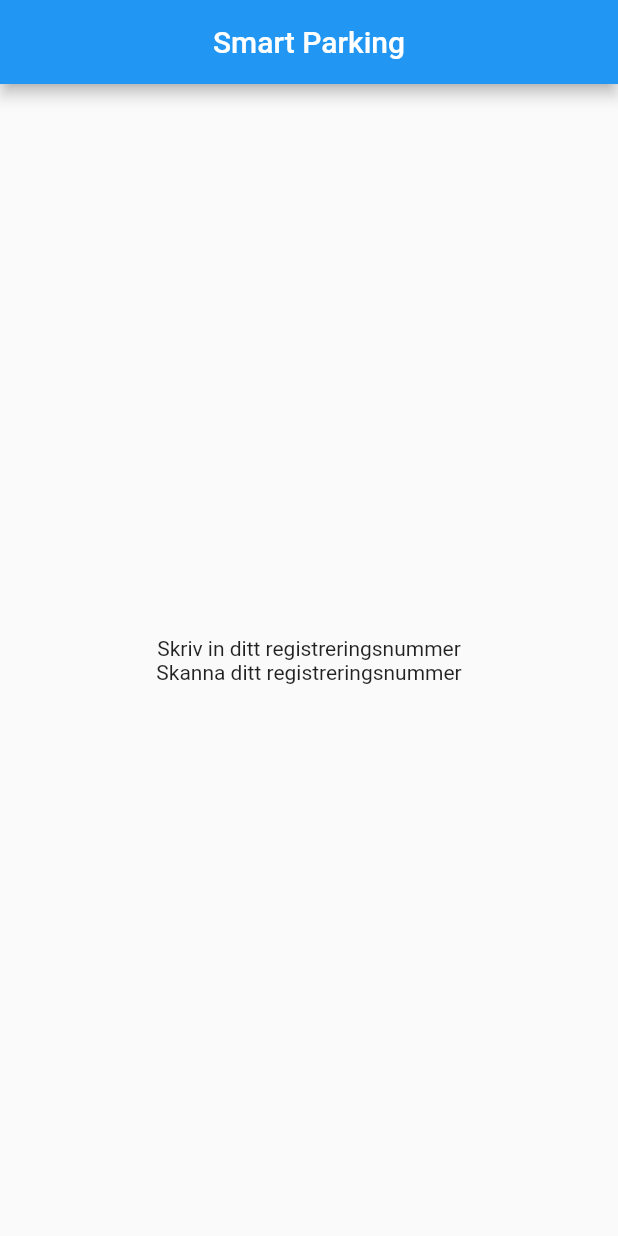
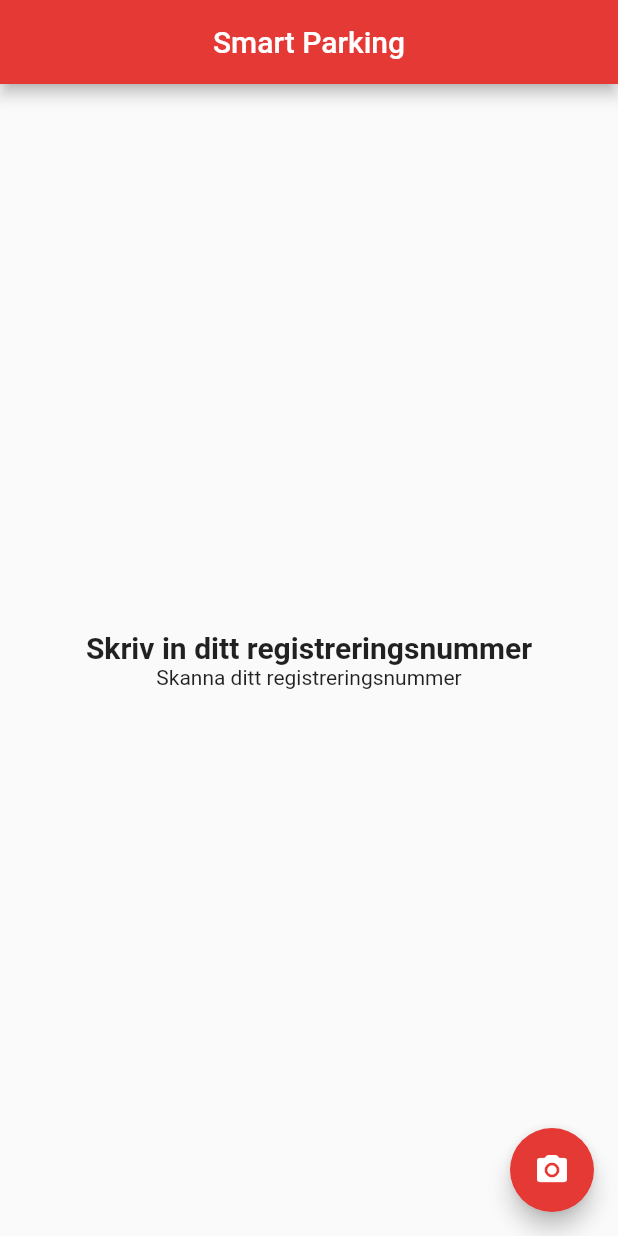
Before and after one commit to rmelnik/smart-parking, a Flutter app: the screen it shows after launch, on a phone screen of 412 x 824 dp. Run offline on Flutter 3.47's test engine with Material 2 defaults, Android fonts, the phone set to English and light mode, and no system bars.

Commit message:
Changed text style, implemented hot reload

```diff
--- a/lib/main.dart
+++ b/lib/main.dart
@@ -1,25 +1,41 @@
 import 'package:flutter/material.dart';
 
 void main() => runApp(MaterialApp(
-  home: Scaffold(
+  home: Home(),
+));
+
+class Home extends StatelessWidget {
+  @override
+  Widget build(BuildContext context) {
+    return Scaffold(
       appBar: AppBar(
         title: Text('Smart Parking'),
         centerTitle: true,
+        backgroundColor: Colors.red[600],
       ),
       body: Center(
         child: Column(
             mainAxisAlignment: MainAxisAlignment.center,
             children: <Widget>[
-       Text('Skriv in ditt registreringsnummer'),
+              Text(
+                  'Skriv in ditt registreringsnummer',
+                  style: TextStyle(
+                    fontSize: 20,
+                    fontWeight: FontWeight.bold,
+                  )
+              ),
 
               Text('Skanna ditt registreringsnummer'),
             ]
         ),
       ),
 
-  //floatingActionButton: FloatingActionButton(
-  //onPressed: () {  },
-  //child: Icon(Icons.camera_alt_rounded),
-//Icons.camera_alt_rounded
+      floatingActionButton: FloatingActionButton(
+        onPressed: () {  },
+        child: Icon(Icons.camera_alt_rounded),
+        backgroundColor: Colors.red[600],
+        //Icons.camera_alt_rounded,
       ),
-));
+    );
+  }
+}
```
Lines whose indentation alone changed are shown as unchanged.
